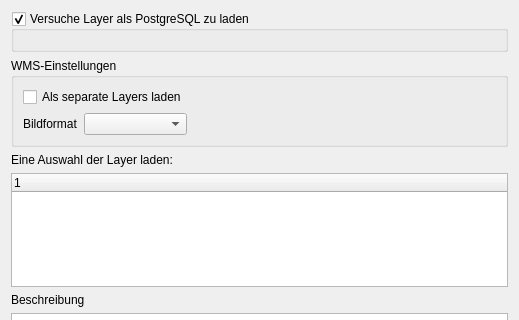
Qt form solocator/ui/layer_loader_dialog.ui (opengisch/solocator) before a commit; both pictures show x 0 to 519 and y 0 to 320 of the 519 by 466 pixel window.
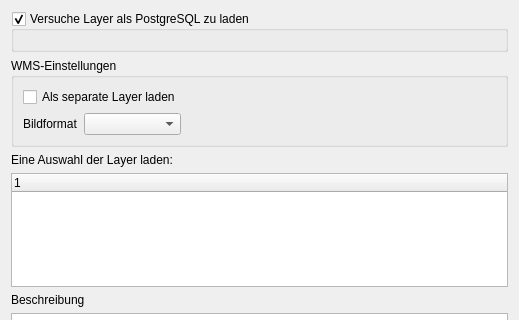
The same form after that commit. Custom widgets are drawn as their Qt base class.

```diff
--- a/solocator/ui/layer_loader_dialog.ui
+++ b/solocator/ui/layer_loader_dialog.ui
@@ -78,7 +78,7 @@
       <item row="0" column="0" colspan="2">
        <widget class="QCheckBox" name="wms_load_separate">
         <property name="text">
-         <string>Als separate Layers laden</string>
+         <string>Als separate Layer laden</string>
         </property>
        </widget>
       </item>
```
